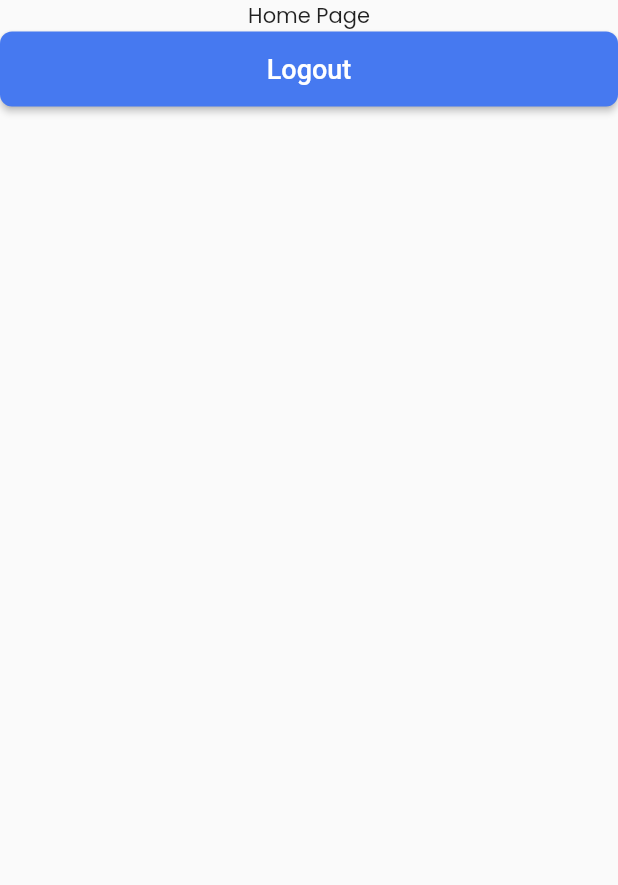
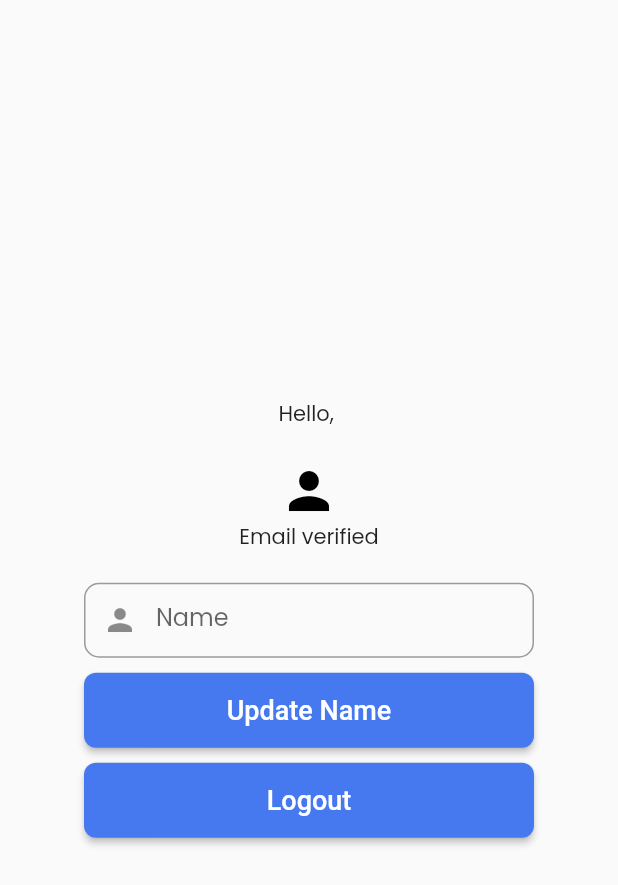
Before and after one commit to sanjibdahal/firebase-auth, a Flutter app: the screen it shows once a user with an empty profile is signed in, after a tap on "Logout", on a phone screen of 412 x 824 dp. Shown: the top 885 px of the screen. Run offline on Flutter 3.47's test engine with Material 2 defaults, Android fonts, the phone set to English and light mode, and no system bars; our stand-ins replace cloud_firestore, firebase_auth, firebase_core, font_awesome_flutter, google_fonts, google_sign_in; accounts and stored records are empty; network calls fail.

Commit message:
feat: Google sign in authentication setup

```diff
--- a/daily_algo/lib/src/common_widgets/elevated_button.dart
+++ b/daily_algo/lib/src/common_widgets/elevated_button.dart
@@ -17,7 +17,8 @@ class SElevatedButton extends StatelessWidget {
     return ElevatedButton(
       onPressed: onPressed,
       style: ElevatedButton.styleFrom(
-        minimumSize: const Size(double.infinity, 50),textStyle: TextStyle(
+        minimumSize: const Size(double.infinity, 50),
+        textStyle: TextStyle(
           fontWeight: FontWeight.w500,
           fontSize: 18,
           color: color,
--- a/daily_algo/lib/src/screens/home_screen.dart
+++ b/daily_algo/lib/src/screens/home_screen.dart
@@ -1,4 +1,6 @@
 import 'package:daily_algo/src/common_widgets/elevated_button.dart';
+import 'package:daily_algo/src/common_widgets/text_field.dart';
+import 'package:daily_algo/src/services/auth_service.dart';
 import 'package:firebase_auth/firebase_auth.dart';
 import 'package:flutter/material.dart';
 
@@ -7,18 +9,62 @@ class HomeScreen extends StatelessWidget {
 
   @override
   Widget build(BuildContext context) {
+    User? user = FirebaseAuth.instance.currentUser;
+
+    final namecontroller = TextEditingController();
+
     return Scaffold(
       body: Center(
         child: Column(
+          mainAxisAlignment: MainAxisAlignment.center,
+          crossAxisAlignment: CrossAxisAlignment.center,
           children: [
-            const Text(
-              "Home Page",
+            Text("Hello, ${user?.email}"),
+            Text("${user?.displayName}"),
+            ClipOval(
+              child: user?.photoURL == null
+                  ? const Icon(
+                      Icons.person,
+                      size: 40,
+                      color: Colors.black,
+                    )
+                  : Image.network("${user?.photoURL}"),
             ),
-            SElevatedButton(
-              onPressed: () {
-                FirebaseAuth.instance.signOut();
-              },
-              child: Text("Logout"),
+            Text(user!.emailVerified
+                ? "Email verified"
+                : "Email is not verified"),
+
+            const SizedBox(height: 10),
+            // Text(FirebaseAuth.instance),
+            const SizedBox(height: 10),
+            SizedBox(
+              width: 300,
+              child: STextField(
+                controller: namecontroller,
+                hintText: "Update Name",
+                labelText: "Name",
+                prefixIcon: const Icon(Icons.person),
+              ),
+            ),
+            const SizedBox(height: 10),
+            SizedBox(
+              width: 300,
+              child: SElevatedButton(
+                onPressed: () {
+                  user.updateDisplayName(namecontroller.text);
+                },
+                child: const Text("Update Name"),
+              ),
+            ),
+            const SizedBox(height: 10),
+            SizedBox(
+              width: 300,
+              child: SElevatedButton(
+                onPressed: () {
+                  AuthService().logout();
+                },
+                child: const Text("Logout"),
+              ),
             ),
           ],
         ),
--- a/daily_algo/lib/src/screens/login_screen.dart
+++ b/daily_algo/lib/src/screens/login_screen.dart
@@ -1,5 +1,6 @@
 import 'package:daily_algo/src/constants/colors.dart';
 import 'package:daily_algo/src/screens/signup_screen.dart';
+import 'package:daily_algo/src/services/auth_service.dart';
 import 'package:firebase_auth/firebase_auth.dart';
 import 'package:flutter/material.dart';
 import 'package:font_awesome_flutter/font_awesome_flutter.dart';
@@ -7,6 +8,7 @@ import 'package:font_awesome_flutter/font_awesome_flutter.dart';
 import '../common_widgets/elevated_button.dart';
 import '../common_widgets/outlined_button.dart';
 import '../common_widgets/text_field.dart';
+import '../constants/image_strings.dart';
 
 class LoginScreen extends StatefulWidget {
   const LoginScreen({super.key});
@@ -26,15 +28,12 @@ class _LoginScreenState extends State<LoginScreen> {
 
   bool isLoading = false;
 
-  Future<void> login() async {
+  Future<void> signInWithEmailAndPassword() async {
     try {
       setState(() {
         isLoading = true;
       });
-      await FirebaseAuth.instance.signInWithEmailAndPassword(
-        email: emailController.text,
-        password: passwordController.text,
-      );
+      await AuthService().signInWithEmailAndPassword(emailController.text, passwordController.text);
     } on FirebaseAuthException catch (e) {
       showErrorMsg(e.message!);
     } finally {
@@ -100,18 +99,27 @@ class _LoginScreenState extends State<LoginScreen> {
                     ),
                   ),
                 ),
-              Container(
-                padding: EdgeInsets.all(
+              SingleChildScrollView(
+                child: Container(
+                  padding: EdgeInsets.symmetric(
+                      horizontal:
                           isLargeScreen(context) ? (screenWidth * 0.07) : 16),
                   constraints: BoxConstraints(
                     maxWidth: screenWidth * (isLargeScreen(context) ? 0.5 : 1),
-                  maxHeight: screenHeight,
+                    minHeight: screenHeight,
                   ),
                   child: Column(
                     mainAxisAlignment: MainAxisAlignment.center,
                     crossAxisAlignment: CrossAxisAlignment.start,
                     mainAxisSize: MainAxisSize.max,
                     children: [
+                      Row(
+                        mainAxisAlignment: MainAxisAlignment.center,
+                        children: [
+                          Image.asset(logo),
+                        ],
+                      ),
+                      const SizedBox(height: 25),
                       const Text(
                         "Welcome Back!",
                         style: TextStyle(
@@ -168,11 +176,12 @@ class _LoginScreenState extends State<LoginScreen> {
                       const SizedBox(height: 5),
                       SElevatedButton(
                         onPressed: () {
-                        login();
+                          signInWithEmailAndPassword();
                         },
                         child: isLoading
                             ? const CircularProgressIndicator(
-                              valueColor: AlwaysStoppedAnimation(Colors.white),
+                                valueColor:
+                                    AlwaysStoppedAnimation(Colors.white),
                               )
                             : const Text("Log In"),
                       ),
@@ -207,7 +216,9 @@ class _LoginScreenState extends State<LoginScreen> {
                         children: [
                           Expanded(
                             child: ElevatedButton.icon(
-                            onPressed: () {},
+                              onPressed: () {
+                                AuthService().signInWithGoogle();
+                              },
                               style: ElevatedButton.styleFrom(
                                 minimumSize: const Size(double.infinity, 50),
                                 backgroundColor: Colors.red,
@@ -224,19 +235,16 @@ class _LoginScreenState extends State<LoginScreen> {
                               onPressed: () {},
                               style: ElevatedButton.styleFrom(
                                 minimumSize: const Size(double.infinity, 50),
-                              backgroundColor: Colors.blue,
+                                backgroundColor: Colors.black54,
                               ),
-                            icon: const Icon(
-                              Icons.facebook,
-                              color: Colors.white,
-                            ),
-                            label: const Text("Facebook",
-                                style: TextStyle(color: Colors.white)),
+                              icon: const FaIcon(FontAwesomeIcons.github),
+                              label: const Text("Github"),
                             ),
                           ),
                         ],
                       )
                     ],
+                  ),
                 ),
               ),
             ],
--- /dev/null
+++ b/daily_algo/lib/src/services/auth_service.dart
@@ -0,0 +1,61 @@
+import 'package:firebase_auth/firebase_auth.dart';
+import 'package:flutter/foundation.dart';
+import 'package:google_sign_in/google_sign_in.dart';
+
+class AuthService {
+  Future<void> signInWithEmailAndPassword(email, password) async {
+    await FirebaseAuth.instance.signInWithEmailAndPassword(
+      email: email,
+      password: password,
+    );
+  }
+
+  Future<void> createUserWithEmailAndPassword(email, password) async {
+    await FirebaseAuth.instance.createUserWithEmailAndPassword(
+      email: email,
+      password: password,
+    );
+  }
+
+  Future<void> logout() async {
+    try {
+      await GoogleSignIn().signOut();
+      await FirebaseAuth.instance.signOut();
+    } catch (e) {
+      throw "Unable to log out";
+    }
+  }
+
+  Future<UserCredential> signInWithGoogle() async {
+    if (kIsWeb) {
+      // Create a new provider
+      GoogleAuthProvider googleProvider = GoogleAuthProvider();
+
+      googleProvider
+          .addScope('https://www.googleapis.com/auth/contacts.readonly');
+      googleProvider.setCustomParameters({'login_hint': 'user@example.com'});
+
+      // Once signed in, return the UserCredential
+      return await FirebaseAuth.instance.signInWithPopup(googleProvider);
+
+      // Or use signInWithRedirect
+      // return await FirebaseAuth.instance.signInWithRedirect(googleProvider);
+    } else {
+      // Trigger the authentication flow
+      final GoogleSignInAccount? googleUser = await GoogleSignIn().signIn();
+
+      // Obtain the auth details from the request
+      final GoogleSignInAuthentication? googleAuth =
+          await googleUser?.authentication;
+
+      // Create a new credential
+      final credential = GoogleAuthProvider.credential(
+        accessToken: googleAuth?.accessToken,
+        idToken: googleAuth?.idToken,
+      );
+
+      // Once signed in, return the UserCredential
+      return await FirebaseAuth.instance.signInWithCredential(credential);
+    }
+  }
+}
--- a/daily_algo/pubspec.yaml
+++ b/daily_algo/pubspec.yaml
@@ -7,6 +7,7 @@ environment:
   sdk: '>=3.0.5 <4.0.0'
 
 dependencies:
+  cloud_firestore: ^4.14.0
   firebase_auth: ^4.16.0
   firebase_core: ^2.24.2
   flutter:
@@ -28,8 +29,9 @@ flutter:
   uses-material-design: true
 
   # To add assets to your application, add an assets section, like this:
-  # assets:
-    # - assets/images
+  assets:
+    - assets/
+    - assets/images/
   #   - images/a_dot_ham.jpeg
 
   # An image asset can refer to one or more resolution-specific "variants", see
```
Also changed, not shown: daily_algo/lib/main.dart (+4 -7 lines), daily_algo/lib/src/models/user_model.dart (added, +26 -0 lines), daily_algo/lib/src/screens/signup_screen.dart (+57 -25 lines), daily_algo/lib/src/services/user.dart (added, +20 -0 lines), daily_algo/pubspec.lock, 4 other files. Lines whose indentation alone changed are shown as unchanged.
